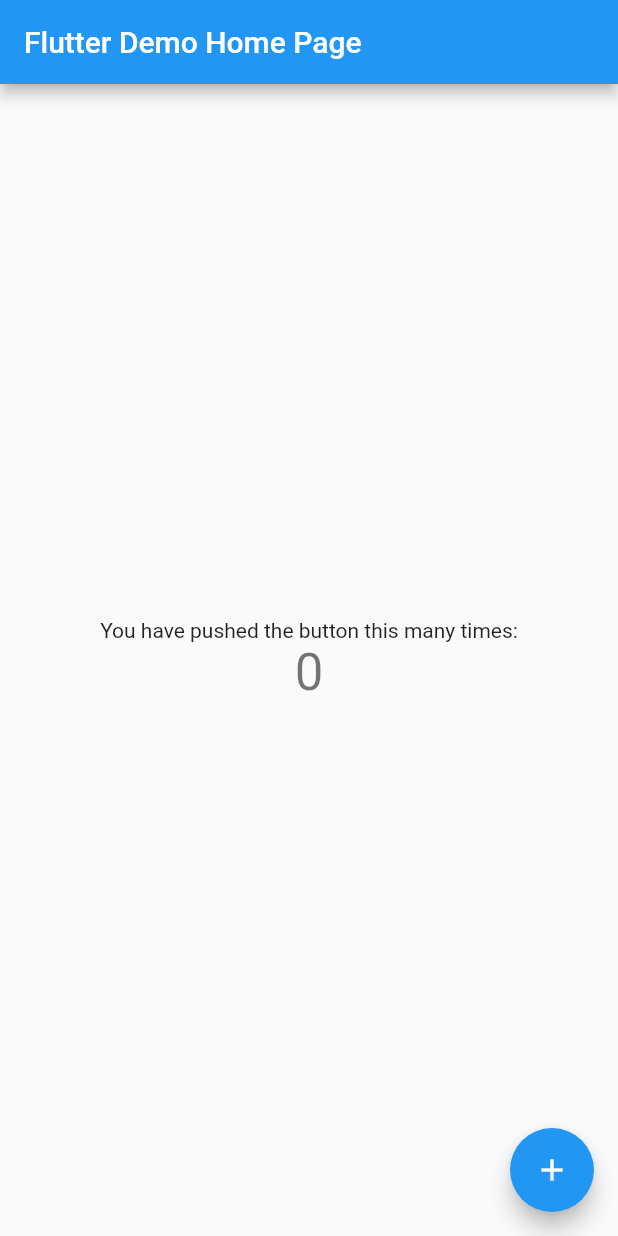
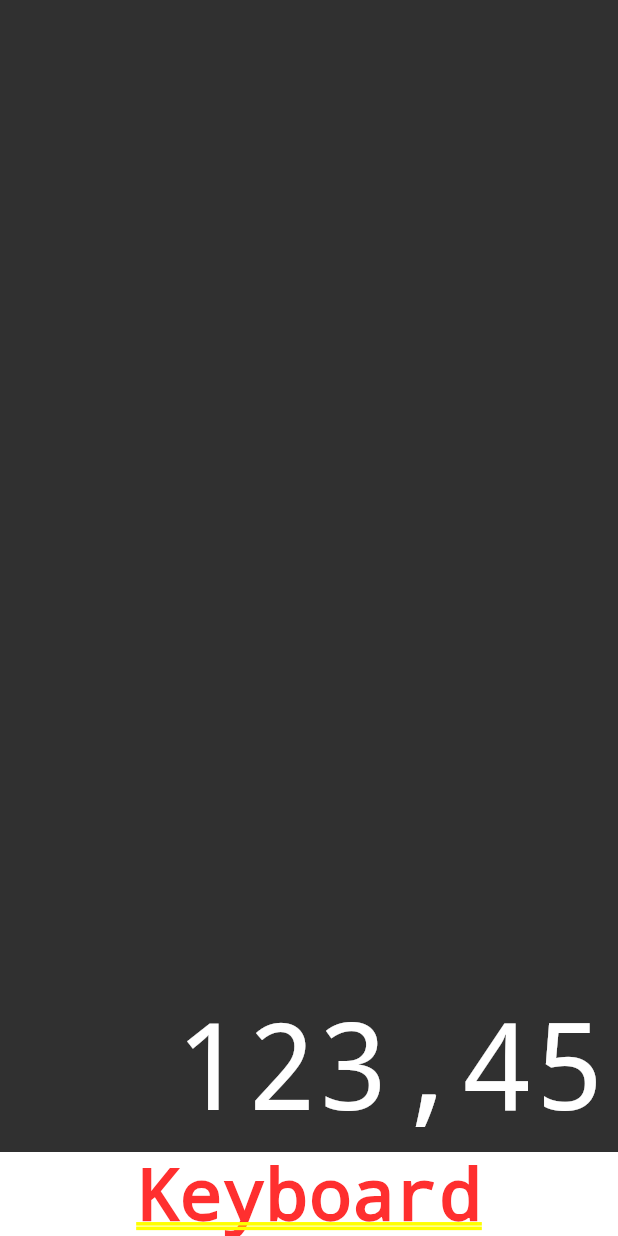
Before and after one commit to Hdlara/calculadora_mobile, a Flutter app: the screen it shows after launch, on a phone screen of 412 x 824 dp. Run offline on Flutter 3.47's test engine with Material 2 defaults, Android fonts, the phone set to English and light mode, and no system bars; drawn by our look-alikes of auto_size_text.

Commit message:
defined parts of the display layout

```diff
--- /dev/null
+++ b/lib/components/display.dart
@@ -0,0 +1,40 @@
+import 'package:flutter/material.dart';
+import 'package:auto_size_text/auto_size_text.dart';
+
+class Display extends StatelessWidget {
+  final String text;
+
+  Display(this.text);
+
+  @override
+  Widget build(BuildContext context) {
+    return Expanded(
+      flex: 1,
+      child: Container(
+        color: Color.fromRGBO(48, 48, 48, 1),
+        child: Column(
+          crossAxisAlignment: CrossAxisAlignment.stretch,
+          mainAxisAlignment: MainAxisAlignment.end,
+          children: [
+            Padding(
+              padding: const EdgeInsets.all(8.0),
+              child: AutoSizeText(
+                text,
+                minFontSize: 20,
+                maxFontSize: 80,
+                maxLines: 1,
+                textAlign: TextAlign.end,
+                style: TextStyle(
+                  fontWeight: FontWeight.w200,
+                  decoration: TextDecoration.none,
+                  fontSize: 80,
+                  color: Colors.white,
+                ),
+              ),
+            ),
+          ],
+        ),
+      ),
+    );
+  }
+}
--- a/lib/main.dart
+++ b/lib/main.dart
@@ -1,113 +1,4 @@
 import 'package:flutter/material.dart';
+import 'screens/calculator.dart';
 
-void main() {
-  runApp(MyApp());
-}
-
-class MyApp extends StatelessWidget {
-  // This widget is the root of your application.
-  @override
-  Widget build(BuildContext context) {
-    return MaterialApp(
-      title: 'Flutter Demo',
-      theme: ThemeData(
-        // This is the theme of your application.
-        //
-        // Try running your application with "flutter run". You'll see the
-        // application has a blue toolbar. Then, without quitting the app, try
-        // changing the primarySwatch below to Colors.green and then invoke
-        // "hot reload" (press "r" in the console where you ran "flutter run",
-        // or simply save your changes to "hot reload" in a Flutter IDE).
-        // Notice that the counter didn't reset back to zero; the application
-        // is not restarted.
-        primarySwatch: Colors.blue,
-      ),
-      home: MyHomePage(title: 'Flutter Demo Home Page'),
-    );
-  }
-}
-
-class MyHomePage extends StatefulWidget {
-  MyHomePage({Key key, this.title}) : super(key: key);
-
-  // This widget is the home page of your application. It is stateful, meaning
-  // that it has a State object (defined below) that contains fields that affect
-  // how it looks.
-
-  // This class is the configuration for the state. It holds the values (in this
-  // case the title) provided by the parent (in this case the App widget) and
-  // used by the build method of the State. Fields in a Widget subclass are
-  // always marked "final".
-
-  final String title;
-
-  @override
-  _MyHomePageState createState() => _MyHomePageState();
-}
-
-class _MyHomePageState extends State<MyHomePage> {
-  int _counter = 0;
-
-  void _incrementCounter() {
-    setState(() {
-      // This call to setState tells the Flutter framework that something has
-      // changed in this State, which causes it to rerun the build method below
-      // so that the display can reflect the updated values. If we changed
-      // _counter without calling setState(), then the build method would not be
-      // called again, and so nothing would appear to happen.
-      _counter++;
-    });
-  }
-
-  @override
-  Widget build(BuildContext context) {
-    // This method is rerun every time setState is called, for instance as done
-    // by the _incrementCounter method above.
-    //
-    // The Flutter framework has been optimized to make rerunning build methods
-    // fast, so that you can just rebuild anything that needs updating rather
-    // than having to individually change instances of widgets.
-    return Scaffold(
-      appBar: AppBar(
-        // Here we take the value from the MyHomePage object that was created by
-        // the App.build method, and use it to set our appbar title.
-        title: Text(widget.title),
-      ),
-      body: Center(
-        // Center is a layout widget. It takes a single child and positions it
-        // in the middle of the parent.
-        child: Column(
-          // Column is also a layout widget. It takes a list of children and
-          // arranges them vertically. By default, it sizes itself to fit its
-          // children horizontally, and tries to be as tall as its parent.
-          //
-          // Invoke "debug painting" (press "p" in the console, choose the
-          // "Toggle Debug Paint" action from the Flutter Inspector in Android
-          // Studio, or the "Toggle Debug Paint" command in Visual Studio Code)
-          // to see the wireframe for each widget.
-          //
-          // Column has various properties to control how it sizes itself and
-          // how it positions its children. Here we use mainAxisAlignment to
-          // center the children vertically; the main axis here is the vertical
-          // axis because Columns are vertical (the cross axis would be
-          // horizontal).
-          mainAxisAlignment: MainAxisAlignment.center,
-          children: <Widget>[
-            Text(
-              'You have pushed the button this many times:',
-            ),
-            Text(
-              '$_counter',
-              style: Theme.of(context).textTheme.headline4,
-            ),
-          ],
-        ),
-      ),
-      floatingActionButton: FloatingActionButton(
-        onPressed: _incrementCounter,
-        tooltip: 'Increment',
-        child: Icon(Icons.add),
-      ), // This trailing comma makes auto-formatting nicer for build methods.
-    );
-  }
-}
+void main() => runApp(Calculator());
--- /dev/null
+++ b/lib/screens/calculator.dart
@@ -0,0 +1,16 @@
+import 'package:flutter/material.dart';
+import '../components/display.dart';
+
+class Calculator extends StatelessWidget {
+  @override
+  Widget build(BuildContext context) {
+    return MaterialApp(
+      home: Column(
+        children: <Widget>[
+          Display('123,45'),
+          Text('Keyboard'),
+        ],
+      ),
+    );
+  }
+}
--- a/pubspec.yaml
+++ b/pubspec.yaml
@@ -23,6 +23,7 @@ environment:
 dependencies:
   flutter:
     sdk: flutter
+  auto_size_text: ^2.1.0
 
 
   # The following adds the Cupertino Icons font to your application.
```
Also changed, not shown: pubspec.lock, 1 other file.
